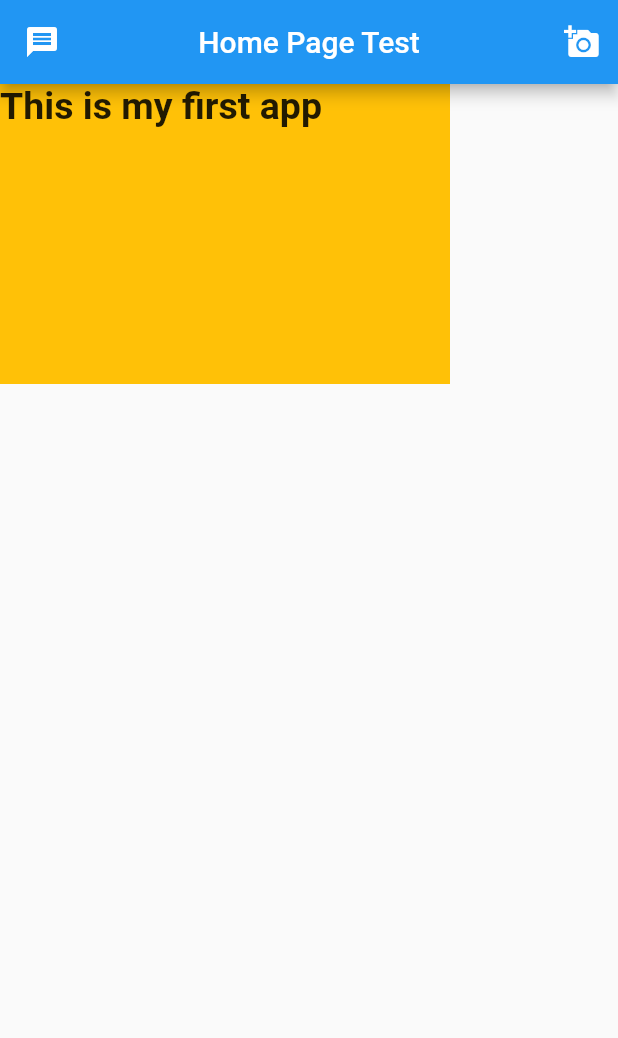
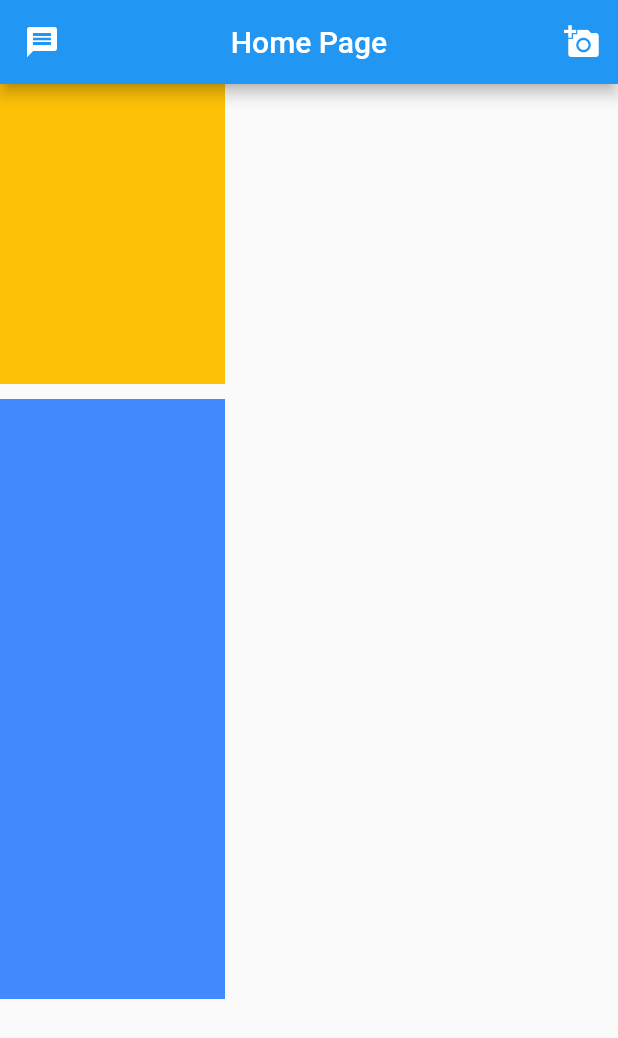
Before and after one commit to ruhulamin63/Flutter-App-Developer, a Flutter app: the screen it shows after launch, on a phone screen of 412 x 824 dp. Shown: the top 1038 px of the screen. Run offline on Flutter 3.47's test engine with Material 2 defaults, Android fonts, the phone set to English and light mode, and no system bars.

Commit message:
column + container

```diff
--- a/flutter_widget/lib/main.dart
+++ b/flutter_widget/lib/main.dart
@@ -10,22 +10,34 @@ class MyApp extends StatelessWidget {
       home: SafeArea(
         child: Scaffold(
           appBar: AppBar(
-            title: const Text("Home Page Test"),
+            title: const Text("Home Page"),
             centerTitle: true,
             leading: const Icon(Icons.message),
             actions: [
               IconButton(icon: const Icon(Icons.add_a_photo), onPressed: () {})
             ],
           ),
-          body: Container(
-            height: 200,
-            width: 300,
-           decoration: const BoxDecoration(color: Colors.amber),
+          body: Column(
+            children: [
+              Container(
+                height: 200,
+                width: 150,
+                color: Colors.amber,
+              ),
 
-            child: const Text(
-              "This is my first app",
-              style: TextStyle(fontSize: 25, fontWeight: FontWeight.bold),
-            ),
+              const SizedBox(height: 10,),
+
+              Container(
+                height: 200,
+                width: 150,
+                color: Colors.blueAccent,
+              ),
+              Container(
+                height: 200,
+                width: 150,
+                color: Colors.blueAccent,
+              )
+            ],
           )
         ),
       )
```
